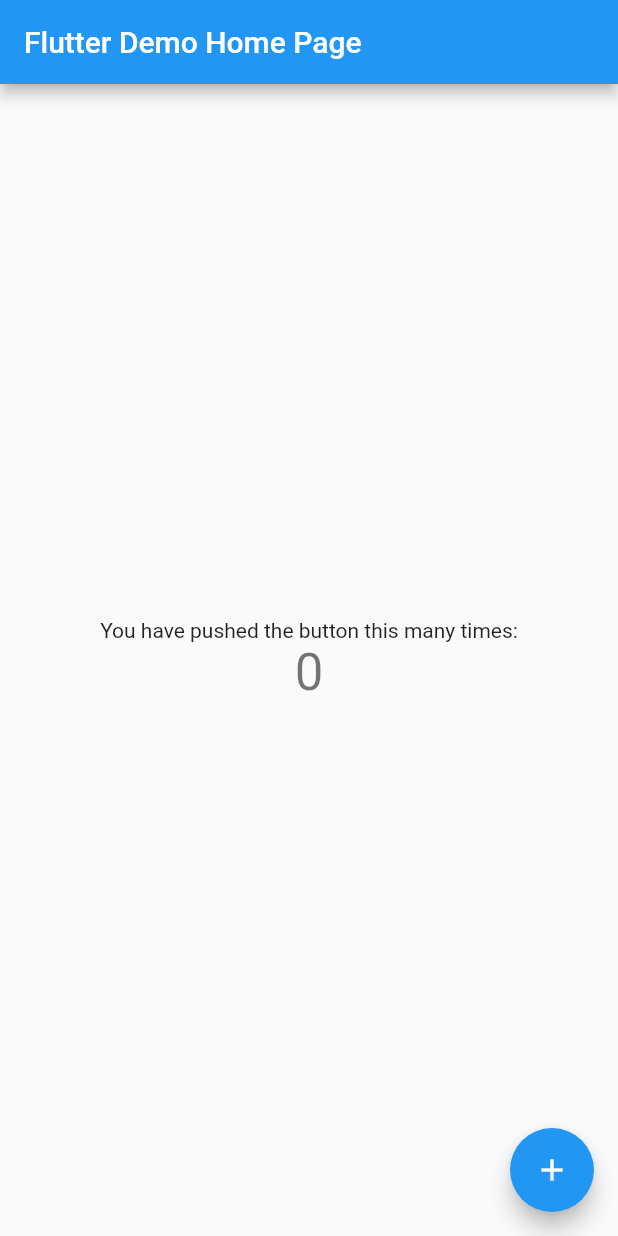
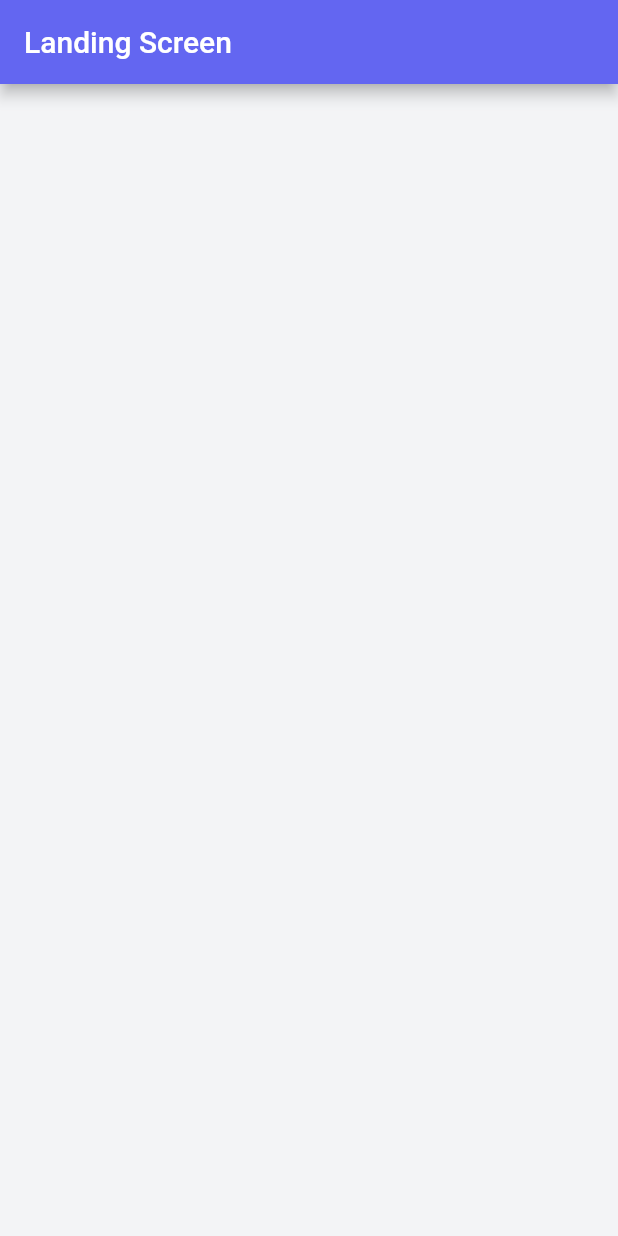
Before and after one commit to Prabesh789/Trek-High, a Flutter app: the screen it shows after launch, on a phone screen of 412 x 824 dp. Run offline on Flutter 3.47's test engine with Material 2 defaults, Android fonts, the light colour scheme and no system bars; our stand-ins replace auto_route, dartz, dio, easy_localization, flutter_hooks, hooks_riverpod and 1 more.

Commit message:
landing page

```diff
--- /dev/null
+++ b/assets/translation/en.json
@@ -0,0 +1,6 @@
+{
+    "introduction": "Hi, I am Prabesh Rai",
+    "title": "First page",
+    "language_switch_title": "Change language",
+    "description": "I am learning Flutter"
+}
--- /dev/null
+++ b/lib/app/presentation/my_app/my_app.dart
@@ -0,0 +1,39 @@
+import 'package:flutter/material.dart';
+import 'package:easy_localization/easy_localization.dart';
+import 'package:flutter_hooks/flutter_hooks.dart';
+import 'package:hooks_riverpod/hooks_riverpod.dart';
+import 'package:trek_high/app_setup/route/app_router.dart';
+import 'package:trek_high/core/theme/application/theme_controller.dart';
+
+class MyApp extends StatefulHookWidget {
+  const MyApp({Key? key}) : super(key: key);
+  @override
+  _MyAppState createState() => _MyAppState();
+}
+
+class _MyAppState extends State<MyApp> {
+  @override
+  void initState() {
+    context.read(themeController.notifier).fetchTheme();
+    super.initState();
+  }
+
+  final _appRouter = AppRouter();
+  @override
+  Widget build(BuildContext context) {
+    final theme = useProvider(themeController);
+    return MaterialApp.router(
+      routerDelegate: _appRouter.delegate(),
+      routeInformationParser: _appRouter.defaultRouteParser(),
+      localizationsDelegates: context.localizationDelegates,
+      supportedLocales: context.supportedLocales,
+      locale: context.locale,
+      debugShowCheckedModeBanner: false,
+      title: 'Trek High',
+      theme: theme,
+      themeMode: theme.brightness == Brightness.dark
+          ? ThemeMode.dark
+          : ThemeMode.light,
+    );
+  }
+}
--- /dev/null
+++ b/lib/app_setup/route/app_router.dart
@@ -0,0 +1,5 @@
+library app_router;
+
+export 'package:auto_route/auto_route.dart';
+export 'package:trek_high/app_setup/route/source/app_router.gr.dart';
+export 'package:trek_high/app_setup/route/app_router.dart';
--- /dev/null
+++ b/lib/features/landing_screen/presentation/landing_screen.dart
@@ -0,0 +1,19 @@
+import 'package:flutter/material.dart';
+
+class LandingScreen extends StatefulWidget {
+  const LandingScreen({Key? key}) : super(key: key);
+
+  @override
+  _LandingScreenState createState() => _LandingScreenState();
+}
+
+class _LandingScreenState extends State<LandingScreen> {
+  @override
+  Widget build(BuildContext context) {
+    return Scaffold(
+      appBar: AppBar(
+        title: const Text('Landing Screen'),
+      ),
+    );
+  }
+}
--- a/lib/main.dart
+++ b/lib/main.dart
@@ -1,113 +1,23 @@
+import 'package:easy_localization/easy_localization.dart';
 import 'package:flutter/material.dart';
+import 'package:hooks_riverpod/hooks_riverpod.dart';
+import 'package:trek_high/app/presentation/my_app/my_app.dart';
 
-Future<void> main() async {
-  runApp(MyApp());
+void main() async {
+  WidgetsFlutterBinding.ensureInitialized();
+  await EasyLocalization.ensureInitialized();
+  runApp(
+    EasyLocalization(
+      path: 'assets/translation',
+      supportedLocales: const [
+        Locale('en'),
+        Locale('ne', 'NP'),
+      ],
+      fallbackLocale: const Locale('ne', 'NP'),
+      useFallbackTranslations: true,
+      child: const ProviderScope(
+        child: MyApp(),
+      ),
+    ),
+  );
 }
-
-class MyApp extends StatelessWidget {
-  // This widget is the root of your application.
-  @override
-  Widget build(BuildContext context) {
-    return MaterialApp(
-      title: 'Flutter Demo',
-      theme: ThemeData(
-        // This is the theme of your application.
-        //
-        // Try running your application with "flutter run". You'll see the
-        // application has a blue toolbar. Then, without quitting the app, try
-        // changing the primarySwatch below to Colors.green and then invoke
-        // "hot reload" (press "r" in the console where you ran "flutter run",
-        // or simply save your changes to "hot reload" in a Flutter IDE).
-        // Notice that the counter didn't reset back to zero; the application
-        // is not restarted.
-        primarySwatch: Colors.blue,
-      ),
-      home: MyHomePage(title: 'Flutter Demo Home Page'),
-    );
-  }
-}
-
-class MyHomePage extends StatefulWidget {
-  MyHomePage({Key? key, required this.title}) : super(key: key);
-
-  // This widget is the home page of your application. It is stateful, meaning
-  // that it has a State object (defined below) that contains fields that affect
-  // how it looks.
-
-  // This class is the configuration for the state. It holds the values (in this
-  // case the title) provided by the parent (in this case the App widget) and
-  // used by the build method of the State. Fields in a Widget subclass are
-  // always marked "final".
-
-  final String title;
-
-  @override
-  _MyHomePageState createState() => _MyHomePageState();
-}
-
-class _MyHomePageState extends State<MyHomePage> {
-  int _counter = 0;
-
-  void _incrementCounter() {
-    setState(() {
-      // This call to setState tells the Flutter framework that something has
-      // changed in this State, which causes it to rerun the build method below
-      // so that the display can reflect the updated values. If we changed
-      // _counter without calling setState(), then the build method would not be
-      // called again, and so nothing would appear to happen.
-      _counter++;
-    });
-  }
-
-  @override
-  Widget build(BuildContext context) {
-    // This method is rerun every time setState is called, for instance as done
-    // by the _incrementCounter method above.
-    //
-    // The Flutter framework has been optimized to make rerunning build methods
-    // fast, so that you can just rebuild anything that needs updating rather
-    // than having to individually change instances of widgets.
-    return Scaffold(
-      appBar: AppBar(
-        // Here we take the value from the MyHomePage object that was created by
-        // the App.build method, and use it to set our appbar title.
-        title: Text(widget.title),
-      ),
-      body: Center(
-        // Center is a layout widget. It takes a single child and positions it
-        // in the middle of the parent.
-        child: Column(
-          // Column is also a layout widget. It takes a list of children and
-          // arranges them vertically. By default, it sizes itself to fit its
-          // children horizontally, and tries to be as tall as its parent.
-          //
-          // Invoke "debug painting" (press "p" in the console, choose the
-          // "Toggle Debug Paint" action from the Flutter Inspector in Android
-          // Studio, or the "Toggle Debug Paint" command in Visual Studio Code)
-          // to see the wireframe for each widget.
-          //
-          // Column has various properties to control how it sizes itself and
-          // how it positions its children. Here we use mainAxisAlignment to
-          // center the children vertically; the main axis here is the vertical
-          // axis because Columns are vertical (the cross axis would be
-          // horizontal).
-          mainAxisAlignment: MainAxisAlignment.center,
-          children: <Widget>[
-            Text(
-              'You have pushed the button this many times:',
-            ),
-            Text(
-              '$_counter',
-              style: Theme.of(context).textTheme.headline4,
-            ),
-          ],
-        ),
-      ),
-      floatingActionButton: FloatingActionButton(
-        onPressed: _incrementCounter,
-        tooltip: 'Increment',
-        child: Icon(Icons.add),
-      ), // This trailing comma makes auto-formatting nicer for build methods.
-    );
-  }
-}
```
Also changed, not shown: analysis_options.yaml (added, +20 -0 lines), assets/translation/ne-NP.json (added, +7 -0 lines), lib/app/entities/failure.dart (added, +158 -0 lines), lib/app_setup/route/source/app_router.dart (added, +19 -0 lines), lib/core/theme/application/theme_controller.dart (added, +40 -0 lines), lib/core/theme/infrastructure/entities/theme_palatte.dart (added, +142 -0 lines), lib/core/theme/infrastructure/repository/theme_repository.dart (added, +50 -0 lines), lib/features/main_dashboard/presentation/main_dashboard_Screen/main_dashboard_screen.dart (added, +19 -0 lines), pubspec.yaml (+5 -3 lines), assets/images/walk_1.svg (added), assets/images/walk_2.svg (added), assets/images/walk_3.svg (added), assets/images/walk_4.svg (added), assets/images/walk_5.svg (added), 2 more files, 1 other file.
